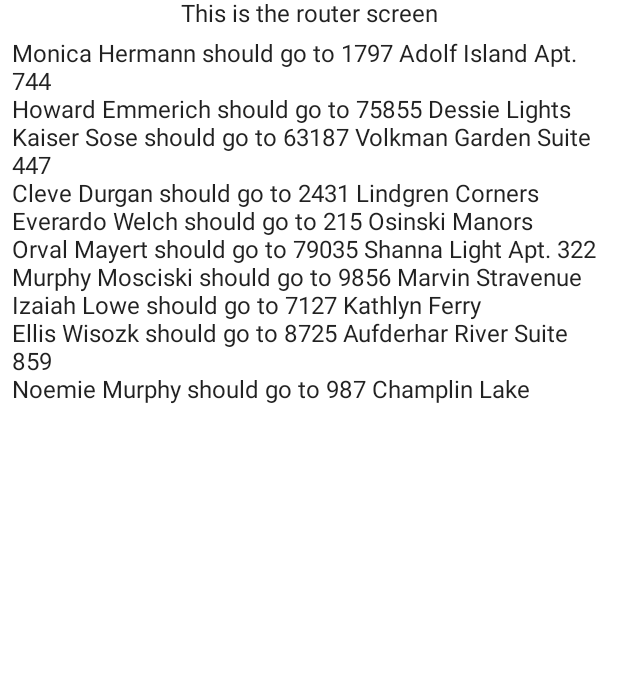
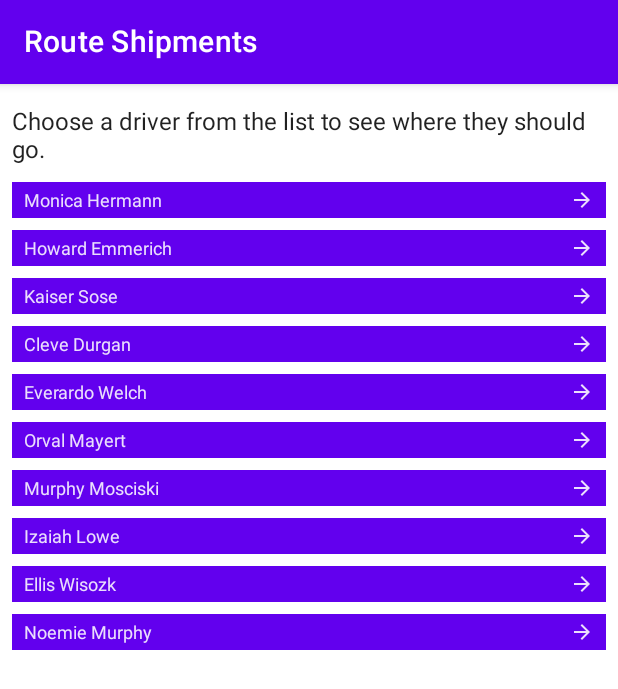
Before and after one commit to pbascom/acme-routing, an Android app built with Jetpack Compose: the screen it shows after launch (ShipmentActivity), after a tap on "Route Shipments", on a phone screen of 412 x 824 dp. Shown: the top 689 px of the screen. Run offline under Robolectric (Android 15) with nearby library versions, the phone set to English and light mode, and no system bars.

Commit message:
make it pretty

```diff
--- a/app/build.gradle
+++ b/app/build.gradle
@@ -57,6 +57,7 @@ dependencies {
     implementation 'androidx.fragment:fragment-ktx:1.5.6'
     implementation 'com.google.code.gson:gson:2.10.1'
     testImplementation 'junit:junit:4.13.2'
+    testImplementation 'org.mockito.kotlin:mockito-kotlin:4.1.0'
     androidTestImplementation 'androidx.test.ext:junit:1.1.3'
     androidTestImplementation 'androidx.test.espresso:espresso-core:3.4.0'
     androidTestImplementation "androidx.compose.ui:ui-test-junit4:$compose_version"
--- a/app/src/main/AndroidManifest.xml
+++ b/app/src/main/AndroidManifest.xml
@@ -16,7 +16,7 @@
         <activity
             android:name=".shipment.ShipmentActivity"
             android:exported="false"
-            android:label="@string/title_activity_shipment"
+            android:label="@string/shipment_activity_title"
             android:theme="@style/Theme.AcmeRouting" />
         <activity
             android:name=".launcher.LauncherActivity"
--- a/app/src/main/java/com/bas/acmerouting/launcher/composables/LauncherComposables.kt
+++ b/app/src/main/java/com/bas/acmerouting/launcher/composables/LauncherComposables.kt
@@ -1,36 +1,41 @@
 package com.bas.acmerouting.launcher.composables
 
 import androidx.compose.foundation.layout.*
-import androidx.compose.material.Button
-import androidx.compose.material.MaterialTheme
-import androidx.compose.material.Surface
-import androidx.compose.material.Text
+import androidx.compose.material.*
+import androidx.compose.material.icons.Icons
+import androidx.compose.material.icons.filled.Menu
 import androidx.compose.runtime.Composable
 import androidx.compose.ui.Modifier
+import androidx.compose.ui.res.stringResource
 import androidx.compose.ui.tooling.preview.Preview
 import androidx.compose.ui.unit.dp
+import com.bas.acmerouting.R
 import com.bas.acmerouting.theme.AcmeRoutingTheme
 
 @Composable
 fun LauncherUi(
     onRouteShipmentsButtonClicked: () -> Unit
 ) {
-    Surface(
+    Scaffold(
         modifier = Modifier.fillMaxSize(),
-        color = MaterialTheme.colors.background
+        topBar = {
+            TopAppBar(
+                title = { Text(stringResource(id = R.string.app_name)) },
+                navigationIcon = { Icon(imageVector = Icons.Filled.Menu, contentDescription = "") },
+                elevation = AppBarDefaults.TopAppBarElevation
+            )
+        }
     ) {
         Column(
-            modifier = Modifier.fillMaxSize(),
-            verticalArrangement = Arrangement.Center,
+            modifier = Modifier
+                .fillMaxSize()
+                .padding(horizontal = 8.dp, vertical = 16.dp),
+            verticalArrangement = Arrangement.SpaceBetween,
         ) {
-            Row(
-                modifier = Modifier
-                    .fillMaxWidth()
-                    .padding(vertical = 8.dp),
-                horizontalArrangement = Arrangement.Center
-            ) {
-                Text("Acme Routing")
-            }
+            Text(
+                style = MaterialTheme.typography.h5,
+                text = stringResource(id = R.string.launcher_page_body)
+            )
             Row(
                 modifier = Modifier.fillMaxWidth(),
                 horizontalArrangement = Arrangement.Center
@@ -38,7 +43,7 @@ fun LauncherUi(
                 Button(
                     onClick = onRouteShipmentsButtonClicked
                 ) {
-                    Text("Route Shipments")
+                    Text(stringResource(id = R.string.launcher_page_button_text))
                 }
             }
         }
--- a/app/src/main/java/com/bas/acmerouting/shipment/composables/ShipmentListComposables.kt
+++ b/app/src/main/java/com/bas/acmerouting/shipment/composables/ShipmentListComposables.kt
@@ -4,39 +4,51 @@ import androidx.compose.foundation.clickable
 import androidx.compose.foundation.layout.*
 import androidx.compose.foundation.lazy.LazyColumn
 import androidx.compose.foundation.lazy.itemsIndexed
-import androidx.compose.material.MaterialTheme
-import androidx.compose.material.Surface
-import androidx.compose.material.Text
+import androidx.compose.material.*
+import androidx.compose.material.icons.Icons
+import androidx.compose.material.icons.filled.ArrowForward
+import androidx.compose.material.icons.filled.Menu
 import androidx.compose.runtime.Composable
+import androidx.compose.ui.Alignment
 import androidx.compose.ui.Modifier
+import androidx.compose.ui.res.stringResource
 import androidx.compose.ui.text.style.TextAlign
 import androidx.compose.ui.tooling.preview.Preview
 import androidx.compose.ui.unit.dp
 import androidx.navigation.NavController
 import androidx.navigation.compose.rememberNavController
+import com.bas.acmerouting.R
 import com.bas.acmerouting.shipment.data.Destination
 import com.bas.acmerouting.shipment.data.Driver
 import com.bas.acmerouting.theme.AcmeRoutingTheme
 
 @Composable
 fun ShipmentsListUi(navController: NavController, shipments: Map<Driver, Destination>) {
-    Surface(
+    Scaffold(
         modifier = Modifier.fillMaxSize(),
-        color = MaterialTheme.colors.background
+        topBar = {
+            TopAppBar(
+                title = { Text(stringResource(id = R.string.shipment_list_page_title)) },
+                elevation = AppBarDefaults.TopAppBarElevation
+            )
+        }
     ) {
         Column(
-            modifier = Modifier.fillMaxSize(),
+            modifier = Modifier
+                .fillMaxSize()
+                .padding(horizontal = 8.dp, vertical = 16.dp),
             verticalArrangement = Arrangement.Top,
         )
         {
             Text(
-                modifier = Modifier.fillMaxWidth(),
-                textAlign = TextAlign.Center,
-                text = "This is the router screen"
+                modifier = Modifier
+                    .fillMaxWidth()
+                    .padding(bottom = 8.dp),
+                style = MaterialTheme.typography.body1,
+                text = stringResource(id = R.string.shipment_list_page_explanation)
             )
             LazyColumn(
-                modifier = Modifier.fillMaxWidth(),
-                contentPadding = PaddingValues(8.dp)
+                modifier = Modifier.fillMaxWidth()
             ) {
                 // This should be items(), rather than itemsIndexed, but Android Studio is refusing
                 // to recognize the right overload of the items method. Rather than spend another
@@ -54,10 +66,32 @@ fun ShipmentsListUi(navController: NavController, shipments: Map<Driver, Destina
 
 @Composable
 fun ShipmentItem(driver: Driver, destination: Destination, onClick: () -> Unit) {
-    Text(
-        modifier = Modifier.clickable(onClick = onClick),
-        text = "${driver.name} should go to ${destination.address}"
-    )
+    Surface(
+        modifier = Modifier
+            .fillMaxWidth()
+            .padding(vertical = 4.dp)
+            .clickable(onClick = onClick),
+        color = MaterialTheme.colors.primarySurface
+    ) {
+        Row(
+            modifier = Modifier
+                .fillMaxWidth()
+                .padding(horizontal = 8.dp, vertical = 4.dp),
+            horizontalArrangement = Arrangement.SpaceBetween,
+            verticalAlignment = Alignment.CenterVertically
+        ) {
+            Text(
+                style = MaterialTheme.typography.caption,
+                text = driver.name
+            )
+            Icon(
+                modifier = Modifier.size(16.dp),
+                imageVector = Icons.Filled.ArrowForward,
+                contentDescription = "")
+        }
+
+    }
+
 }
 
 @Preview(
--- a/app/src/main/java/com/bas/acmerouting/shipment/data/LocalShipmentRepository.kt
+++ b/app/src/main/java/com/bas/acmerouting/shipment/data/LocalShipmentRepository.kt
@@ -13,12 +13,10 @@ import kotlinx.coroutines.withContext
  * a Context object at creation. Later on we'll supply this dependency through Dagger.
  */
 class LocalShipmentRepository(
-    val context: Context //TODO: Inject with Dagger
+    private val context: Context, //TODO: Inject all of these with Dagger
+    private val adapter: DriverMatchingUtility = DriverMatchingUtility(),
+    private val gson: Gson = Gson()
 ): ShipmentRepository {
-
-    val adapter = DriverMatchingUtility()
-
-    val gson = Gson()
 
     override suspend fun getShipments(): Map<Driver, Destination> {
         // There's no error handling right now
--- a/app/src/main/res/values/strings.xml
+++ b/app/src/main/res/values/strings.xml
@@ -1,4 +1,9 @@
 <resources>
     <string name="app_name">Acme Routing</string>
-    <string name="title_activity_shipment">Match Routes</string>
+    <string name="shipment_activity_title">Match Routes</string>
+    <string name="launcher_page_body">Welcome to Acme Routing! Please click below to see assigned shipments.</string>
+    <string name="launcher_page_button_text">Route Shipments</string>
+    <string name="shipment_list_page_title">Route Shipments</string>
+    <string name="shipment_list_page_explanation">Choose a driver from the list to see where they should go.</string>
+    <string name="shipment_details_page_title">"Shipment Details"</string>
 </resources>
```
Also changed, not shown: app/src/main/java/com/bas/acmerouting/shipment/composables/ShipmentDetailsComposables.kt (+39 -21 lines).
